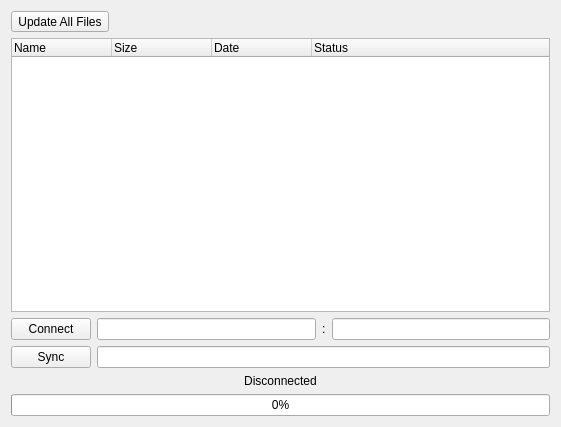
Above: client_app/clientwidget.ui from Che1012/qtFileServer before the change. Below: the same form after it.
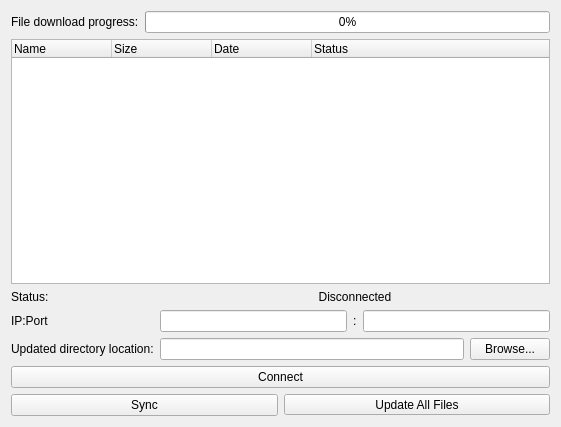
That is the form after the change.

What changed in the file:
```diff
--- a/client_app/clientwidget.ui
+++ b/client_app/clientwidget.ui
@@ -15,14 +15,22 @@
   </property>
   <layout class="QVBoxLayout" name="verticalLayout">
    <item>
-    <widget class="QToolButton" name="updateFilesBtn">
-     <property name="text">
-      <string>Update All Files</string>
-     </property>
-     <property name="toolButtonStyle">
-      <enum>Qt::ToolButtonIconOnly</enum>
-     </property>
-    </widget>
+    <layout class="QHBoxLayout" name="horizontalLayout_4">
+     <item>
+      <widget class="QLabel" name="label_3">
+       <property name="text">
+        <string>File download progress:</string>
+       </property>
+      </widget>
+     </item>
+     <item>
+      <widget class="QProgressBar" name="progressBar">
+       <property name="value">
+        <number>0</number>
+       </property>
+      </widget>
+     </item>
+    </layout>
    </item>
    <item>
     <widget class="QTreeWidget" name="treeWidget">
@@ -54,28 +62,7 @@
     </widget>
    </item>
    <item>
-    <layout class="QGridLayout" name="gridLayout">
-     <item row="1" column="0">
-      <widget class="QPushButton" name="connectBtn">
-       <property name="text">
-        <string>Connect</string>
-       </property>
-      </widget>
-     </item>
-     <item row="3" column="0">
-      <widget class="QPushButton" name="syncBtn">
-       <property name="text">
-        <string>Sync</string>
-       </property>
-      </widget>
-     </item>
-     <item row="3" column="1">
-      <widget class="QLineEdit" name="dirLineEdit">
-       <property name="text">
-        <string/>
-       </property>
-      </widget>
-     </item>
+    <layout class="QGridLayout" name="gridLayout_2">
      <item row="1" column="1">
       <layout class="QHBoxLayout" name="horizontalLayout">
        <item>
@@ -101,24 +88,102 @@
        </item>
       </layout>
      </item>
+     <item row="2" column="1">
+      <layout class="QHBoxLayout" name="horizontalLayout_3">
+       <item>
+        <widget class="QLineEdit" name="dirLineEdit">
+         <property name="text">
+          <string/>
+         </property>
+        </widget>
+       </item>
+       <item>
+        <widget class="QPushButton" name="browseBtn">
+         <property name="text">
+          <string>Browse...</string>
+         </property>
+        </widget>
+       </item>
+      </layout>
+     </item>
+     <item row="2" column="0">
+      <widget class="QLabel" name="label_2">
+       <property name="text">
+        <string>Updated directory location:</string>
+       </property>
+      </widget>
+     </item>
+     <item row="1" column="0">
+      <widget class="QLabel" name="label_5">
+       <property name="text">
+        <string>IP:Port</string>
+       </property>
+      </widget>
+     </item>
+     <item row="0" column="0">
+      <widget class="QLabel" name="label_4">
+       <property name="minimumSize">
+        <size>
+         <width>0</width>
+         <height>0</height>
+        </size>
+       </property>
+       <property name="maximumSize">
+        <size>
+         <width>50</width>
+         <height>16777215</height>
+        </size>
+       </property>
+       <property name="text">
+        <string>Status:</string>
+       </property>
+      </widget>
+     </item>
+     <item row="0" column="1">
+      <widget class="QLabel" name="statusLabel">
+       <property name="text">
+        <string>Disconnected</string>
+       </property>
+       <property name="alignment">
+        <set>Qt::AlignCenter</set>
+       </property>
+      </widget>
+     </item>
     </layout>
    </item>
    <item>
-    <widget class="QLabel" name="statusLabel">
+    <widget class="QPushButton" name="connectBtn">
      <property name="text">
-      <string>Disconnected</string>
-     </property>
-     <property name="alignment">
-      <set>Qt::AlignCenter</set>
+      <string>Connect</string>
      </property>
     </widget>
    </item>
    <item>
-    <widget class="QProgressBar" name="progressBar">
-     <property name="value">
-      <number>0</number>
-     </property>
-    </widget>
+    <layout class="QHBoxLayout" name="horizontalLayout_5">
+     <item>
+      <widget class="QPushButton" name="syncBtn">
+       <property name="text">
+        <string>Sync</string>
+       </property>
+      </widget>
+     </item>
+     <item>
+      <widget class="QToolButton" name="updateFilesBtn">
+       <property name="sizePolicy">
+        <sizepolicy hsizetype="Minimum" vsizetype="Fixed">
+         <horstretch>0</horstretch>
+         <verstretch>0</verstretch>
+        </sizepolicy>
+       </property>
+       <property name="text">
+        <string>Update All Files</string>
+       </property>
+       <property name="toolButtonStyle">
+        <enum>Qt::ToolButtonIconOnly</enum>
+       </property>
+      </widget>
+     </item>
+    </layout>
    </item>
   </layout>
  </widget>
```
